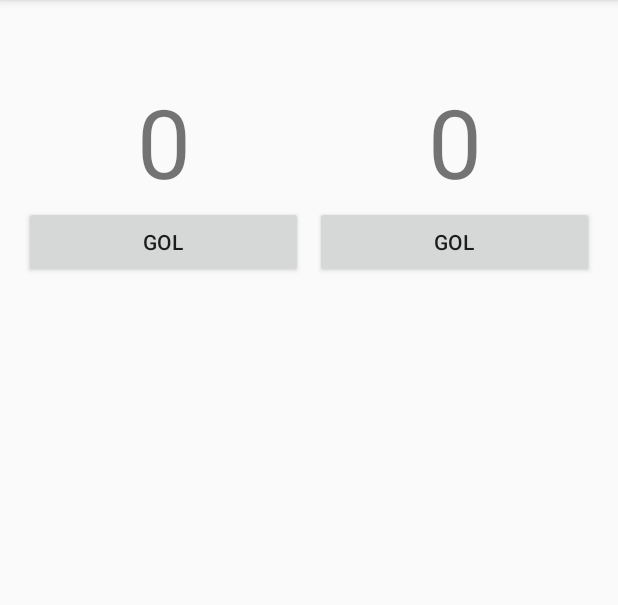
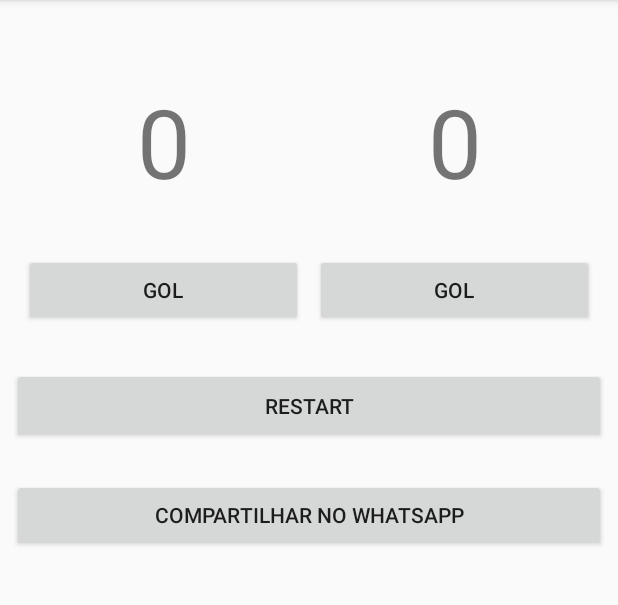
Before and after one commit to JulioVanzelli/scoreboard-project, an Android app: the screen it shows after launch (PlacarActivity), after a tap on "START GAME", on a phone screen of 412 x 824 dp, the part 84-689 px from its top. Run offline under Robolectric (Android 15) with nearby library versions, the phone set to English and light mode, and no system bars; pictures from the network do not load.

```diff
--- a/app/src/main/AndroidManifest.xml
+++ b/app/src/main/AndroidManifest.xml
@@ -10,13 +10,15 @@
         android:supportsRtl="true"
         android:theme="@style/AppTheme">
         <activity android:name=".ClubesActivity">
+        </activity>
+        <activity android:name=".PlacarActivity" />
+        <activity android:name=".SplashActivity">
             <intent-filter>
                 <action android:name="android.intent.action.MAIN" />
 
                 <category android:name="android.intent.category.LAUNCHER" />
             </intent-filter>
         </activity>
-        <activity android:name=".PlacarActivity"></activity>
     </application>
 
 </manifest>
--- a/app/src/main/java/br/com/fiap/placarapp/PlacarViewModel.kt
+++ b/app/src/main/java/br/com/fiap/placarapp/PlacarViewModel.kt
@@ -9,8 +9,7 @@ class PlacarViewModel : ViewModel() {
     var goalAway : MutableLiveData<Int> = MutableLiveData()
 
     init {
-        goalHome.value = 0
-        goalAway.value = 0
+        startGame()
     }
 
     fun goalAway() {
@@ -21,4 +20,13 @@ class PlacarViewModel : ViewModel() {
         goalHome.value = goalHome.value?.plus(1)
     }
 
+    fun restart() {
+        startGame()
+    }
+
+    private fun startGame() {
+        goalHome.value = 0
+        goalAway.value = 0
+    }
+
 }
--- /dev/null
+++ b/app/src/main/java/br/com/fiap/placarapp/SplashActivity.kt
@@ -0,0 +1,38 @@
+package br.com.fiap.placarapp
+
+import android.arch.lifecycle.Observer
+import android.arch.lifecycle.ViewModelProviders
+import android.content.Intent
+import android.support.v7.app.AppCompatActivity
+import android.os.Bundle
+import android.view.animation.AnimationUtils
+import kotlinx.android.synthetic.main.activity_splash.*
+
+class SplashActivity : AppCompatActivity() {
+
+    private lateinit var splashViewModel: SplashViewModel
+
+    override fun onCreate(savedInstanceState: Bundle?) {
+        super.onCreate(savedInstanceState)
+        setContentView(R.layout.activity_splash)
+
+        splashViewModel = ViewModelProviders.of(this)
+                .get(SplashViewModel::class.java)
+
+        splashViewModel.load()
+
+        startAnim()
+
+        splashViewModel.loading.observe(this, Observer {
+            if (it == false) {
+                startActivity(Intent(this, ClubesActivity::class.java))
+                finish()
+            }
+        })
+    }
+
+    private fun startAnim() {
+        val anim = AnimationUtils.loadAnimation(this, R.anim.splash)
+        ivLogo.startAnimation(anim)
+    }
+}
--- /dev/null
+++ b/app/src/main/java/br/com/fiap/placarapp/SplashViewModel.kt
@@ -0,0 +1,20 @@
+package br.com.fiap.placarapp
+
+import android.arch.lifecycle.MutableLiveData
+import android.arch.lifecycle.ViewModel
+import android.os.Handler
+
+class SplashViewModel: ViewModel() {
+
+    var loading: MutableLiveData<Boolean> = MutableLiveData()
+
+    init {
+        loading.value = true
+    }
+
+    fun load() {
+        Handler().postDelayed({
+            loading.value = false
+        }, 3000)
+    }
+}
--- /dev/null
+++ b/app/src/main/res/anim/splash.xml
@@ -0,0 +1,13 @@
+<?xml version="1.0" encoding="utf-8"?>
+<set
+    xmlns:android="http://schemas.android.com/apk/res/android">
+    <rotate
+        android:fromDegrees="0"
+        android:toDegrees="360"
+        android:pivotX="50%"
+        android:pivotY="50%"
+        android:duration="600"
+        android:repeatMode="restart"
+        android:repeatCount="infinite"
+        android:interpolator="@android:anim/cycle_interpolator"/>
+</set>
--- a/app/src/main/res/layout/activity_placar.xml
+++ b/app/src/main/res/layout/activity_placar.xml
@@ -59,6 +59,7 @@
         android:layout_height="wrap_content"
         android:layout_marginEnd="8dp"
         android:layout_marginStart="16dp"
+        android:layout_marginTop="32dp"
         android:text="GOL"
         app:layout_constraintEnd_toStartOf="@+id/btGolVisitante"
         app:layout_constraintHorizontal_bias="0.5"
@@ -76,4 +77,30 @@
         app:layout_constraintHorizontal_bias="0.5"
         app:layout_constraintStart_toEndOf="@+id/btGolCasa"
         app:layout_constraintTop_toTopOf="@+id/btGolCasa" />
+
+    <Button
+        android:id="@+id/btRestart"
+        android:layout_width="0dp"
+        android:layout_height="50dp"
+        android:layout_marginEnd="8dp"
+        android:layout_marginStart="8dp"
+        android:layout_marginTop="28dp"
+        android:text="Restart"
+        app:layout_constraintEnd_toEndOf="parent"
+        app:layout_constraintHorizontal_bias="0.0"
+        app:layout_constraintStart_toStartOf="parent"
+        app:layout_constraintTop_toBottomOf="@+id/btGolCasa" />
+
+    <Button
+        android:id="@+id/btShare"
+        android:layout_width="0dp"
+        android:layout_height="wrap_content"
+        android:layout_marginEnd="8dp"
+        android:layout_marginStart="8dp"
+        android:layout_marginTop="24dp"
+        android:text="Compartilhar no Whatsapp"
+        app:layout_constraintEnd_toEndOf="parent"
+        app:layout_constraintHorizontal_bias="0.0"
+        app:layout_constraintStart_toStartOf="parent"
+        app:layout_constraintTop_toBottomOf="@+id/btRestart" />
 </android.support.constraint.ConstraintLayout>
--- a/app/src/main/res/values/strings.xml
+++ b/app/src/main/res/values/strings.xml
@@ -7,4 +7,6 @@
     <string name="hint_away">Type away name</string>
     <string name="label_start_game">Start Game</string>
     <string name="label_development_by">Development by SCJ Corp</string>
+
+    <string name="message_to_share">The game %1$s and %2$s end %3$d a %4$d</string>
 </resources>
```
Also changed, not shown: app/src/main/java/br/com/fiap/placarapp/PlacarActivity.kt (+39 -0 lines), app/src/main/res/layout/activity_splash.xml (added, +22 -0 lines), app/src/main/res/drawable/soccer.png (added), 1 other file.
